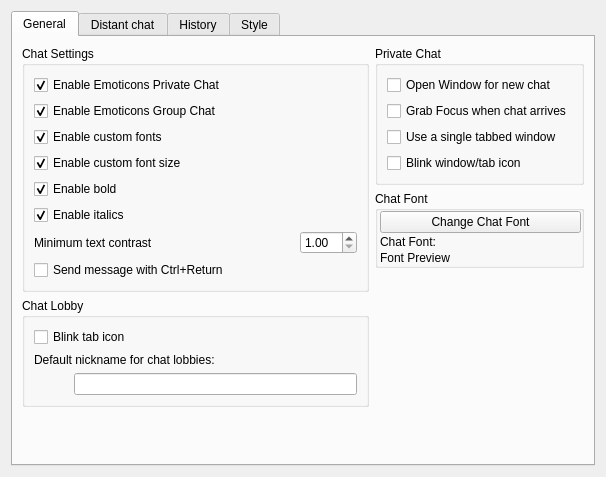
Above: retroshare-gui/src/gui/settings/ChatPage.ui from hunbernd/CustomizedRetroshare before the change. Below: the same form after it.
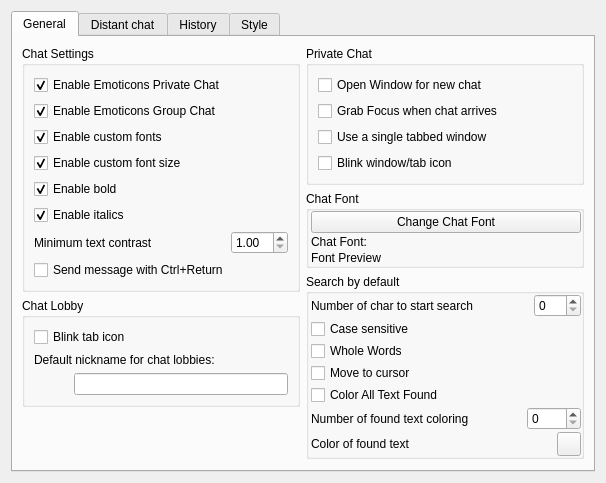
That is the form after the change.

Commit message: AddSearchAndMarkerOnChatWidget by Phenom

The edit to the form file:
```diff
--- a/retroshare-gui/src/gui/settings/ChatPage.ui
+++ b/retroshare-gui/src/gui/settings/ChatPage.ui
@@ -300,6 +300,163 @@
            </layout>
           </widget>
          </item>
+         <item>
+          <widget class="QGroupBox" name="groupBoxSearch">
+           <property name="title">
+            <string>Search by default</string>
+           </property>
+           <layout class="QVBoxLayout" name="vlSearch">
+            <property name="spacing">
+             <number>2</number>
+            </property>
+            <property name="leftMargin">
+             <number>2</number>
+            </property>
+            <property name="topMargin">
+             <number>0</number>
+            </property>
+            <property name="rightMargin">
+             <number>0</number>
+            </property>
+            <property name="bottomMargin">
+             <number>0</number>
+            </property>
+            <item>
+             <layout class="QHBoxLayout" name="hlSearch_CharToStart">
+              <item>
+               <widget class="QLabel" name="lSearch_CharToStart">
+                <property name="text">
+                 <string>Number of char to start search</string>
+                </property>
+               </widget>
+              </item>
+              <item>
+               <spacer name="hsSearch_CharToStart">
+                <property name="orientation">
+                 <enum>Qt::Horizontal</enum>
+                </property>
+                <property name="sizeHint" stdset="0">
+                 <size>
+                  <width>40</width>
+                  <height>20</height>
+                 </size>
+                </property>
+               </spacer>
+              </item>
+              <item>
+               <widget class="QSpinBox" name="sbSearch_CharToStart">
+                <property name="maximum">
+                 <number>100</number>
+                </property>
+               </widget>
+              </item>
+             </layout>
+            </item>
+            <item>
+             <widget class="QCheckBox" name="cbSearch_CaseSensitively">
+              <property name="text">
+               <string>Case sensitive</string>
+              </property>
+             </widget>
+            </item>
+            <item>
+             <widget class="QCheckBox" name="cbSearch_WholeWords">
+              <property name="text">
+               <string>Whole Words</string>
+              </property>
+             </widget>
+            </item>
+            <item>
+             <widget class="QCheckBox" name="cbSearch_MoveToCursor">
+              <property name="text">
+               <string>Move to cursor</string>
+              </property>
+             </widget>
+            </item>
+            <item>
+             <widget class="QCheckBox" name="cbSearch_WithoutLimit">
+              <property name="text">
+               <string>Color All Text Found</string>
+              </property>
+             </widget>
+            </item>
+            <item>
+             <layout class="QHBoxLayout" name="hlSearch_MaxLimitColor">
+              <item>
+               <widget class="QLabel" name="lSearch_MaxLimitColor">
+                <property name="text">
+                 <string>Number of found text coloring</string>
+                </property>
+               </widget>
+              </item>
+              <item>
+               <spacer name="hsSearch_MaxLimitColor">
+                <property name="orientation">
+                 <enum>Qt::Horizontal</enum>
+                </property>
+                <property name="sizeHint" stdset="0">
+                 <size>
+                  <width>40</width>
+                  <height>20</height>
+                 </size>
+                </property>
+               </spacer>
+              </item>
+              <item>
+               <widget class="QSpinBox" name="sbSearch_MaxLimitColor">
+                <property name="maximum">
+                 <number>1000</number>
+                </property>
+               </widget>
+              </item>
+             </layout>
+            </item>
+            <item>
+             <layout class="QHBoxLayout" name="hlSearch_FoundColor">
+              <item>
+               <widget class="QLabel" name="lSearch_FoundColor">
+                <property name="text">
+                 <string>Color of found text</string>
+                </property>
+               </widget>
+              </item>
+              <item>
+               <spacer name="hsSearch_FoundColor">
+                <property name="orientation">
+                 <enum>Qt::Horizontal</enum>
+                </property>
+                <property name="sizeHint" stdset="0">
+                 <size>
+                  <width>40</width>
+                  <height>20</height>
+                 </size>
+                </property>
+               </spacer>
+              </item>
+              <item>
+               <widget class="QPushButton" name="btSearch_FoundColor">
+                <property name="minimumSize">
+                 <size>
+                  <width>24</width>
+                  <height>24</height>
+                 </size>
+                </property>
+                <property name="maximumSize">
+                 <size>
+                  <width>24</width>
+                  <height>24</height>
+                 </size>
+                </property>
+                <property name="toolTip">
+                 <string>Choose color of found text</string>
+                </property>
+               </widget>
+              </item>
+             </layout>
+            </item>
+           </layout>
+          </widget>
+         </item>
          <item>
           <spacer name="verticalSpacer">
            <property name="orientation">
```
The commit also changes 7 other files.
